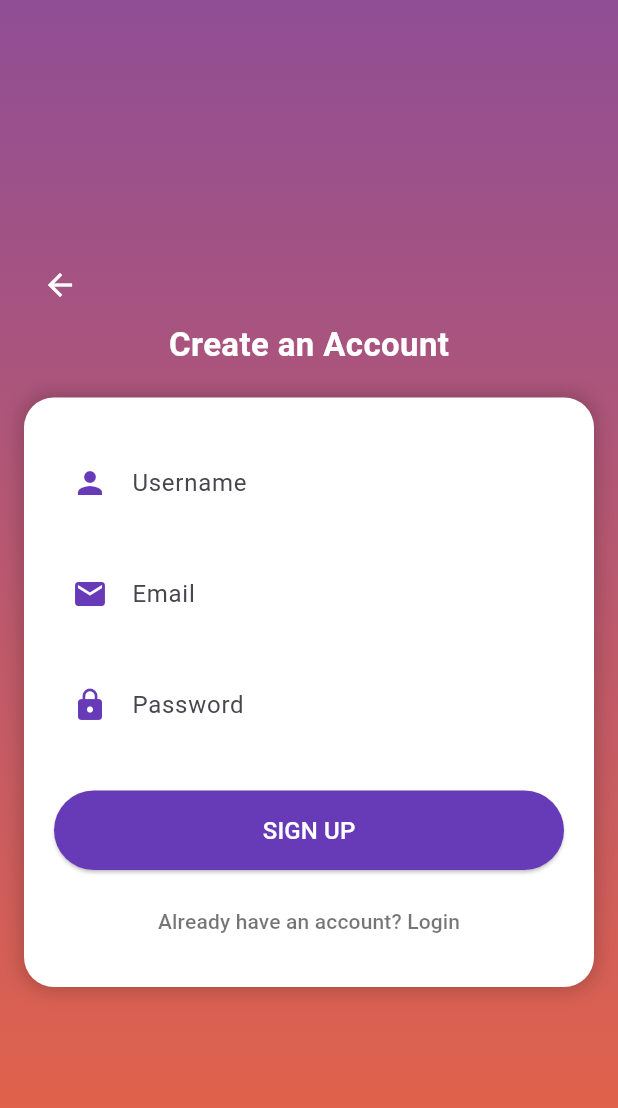
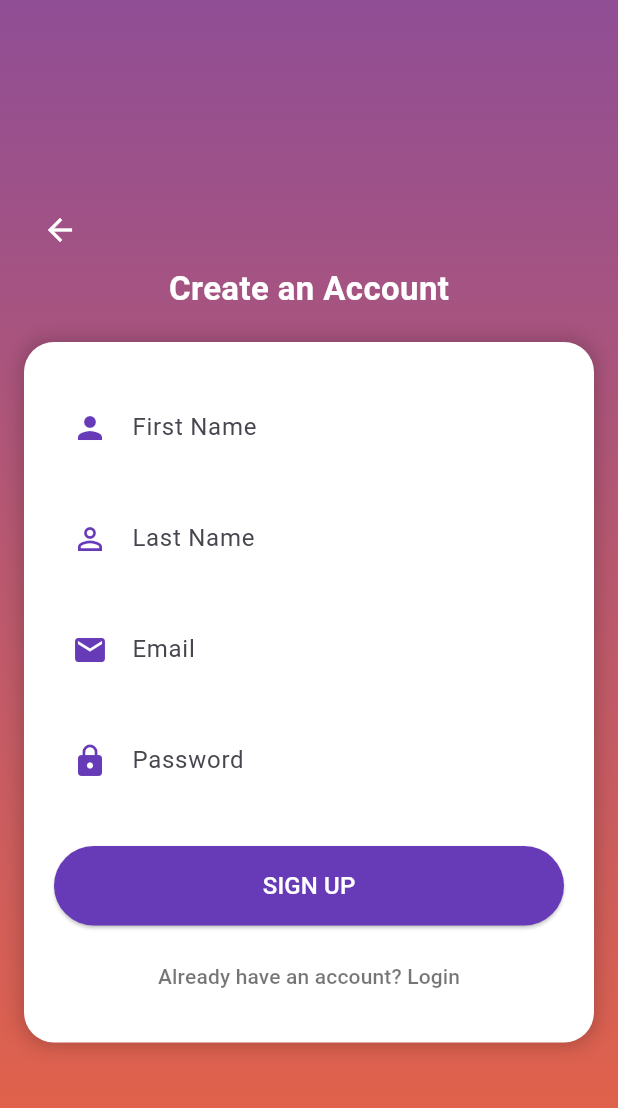
Before and after one commit to Dabe0221/safeping, a Flutter app: the SignupScreen screen opened directly, on a phone screen of 412 x 824 dp. Shown: the top 1108 px of the screen. Run offline on Flutter 3.47's test engine with Material 3 defaults, Android fonts, the phone set to English and light mode, and no system bars; our stand-ins replace flutter_map, geolocator, latlong2.

Commit message:
Updated SafePing project with new changes

```diff
--- a/lib/screens/map_screen.dart
+++ b/lib/screens/map_screen.dart
@@ -53,7 +53,7 @@ class _MapScreenState extends State<MapScreen> {
             children: [
               TileLayer(
                 urlTemplate: "https://{s}.tile.openstreetmap.org/{z}/{x}/{y}.png",
-                subdomains: ['a', 'b', 'c'],
+                subdomains: const ['a', 'b', 'c'],
               ),
               MarkerLayer(
                 markers: _markers.toList(), // Convert to list if needed
--- a/lib/screens/signup_screen.dart
+++ b/lib/screens/signup_screen.dart
@@ -13,16 +13,40 @@ class SignupScreen extends StatefulWidget {
 }
 
 class _SignupScreenState extends State<SignupScreen> {
-  final TextEditingController _usernameController = TextEditingController();
+  final TextEditingController _firstNameController = TextEditingController();
+  final TextEditingController _lastNameController = TextEditingController();
   final TextEditingController _emailController = TextEditingController();
   final TextEditingController _passwordController = TextEditingController();
 
   bool _isLoading = false;
 
+  @override
+  void dispose() {
+    _firstNameController.dispose();
+    _lastNameController.dispose();
+    _emailController.dispose();
+    _passwordController.dispose();
+    super.dispose();
+  }
+
   Future<void> _registerUser() async {
-    final url = Uri.parse('http://autolink.blog/safeapi/register_user');
+    print('First Name: ${_firstNameController.text}');
+    print('Last Name: ${_lastNameController.text}');
+    print('Email: ${_emailController.text}');
+    print('Password: ${_passwordController.text}');
+
+    if (_firstNameController.text.trim().isEmpty ||
+        _lastNameController.text.trim().isEmpty ||
+        _emailController.text.trim().isEmpty ||
+        _passwordController.text.trim().isEmpty) {
+      _showError('Please fill out all the fields.');
+      return;
+    }
+
+    final url = Uri.parse('https://autolink.fun/register_user.php');
     final body = {
-      'username': _usernameController.text.trim(),
+      'first_name': _firstNameController.text.trim(),
+      'last_name': _lastNameController.text.trim(),
       'email': _emailController.text.trim(),
       'password': _passwordController.text.trim(),
     };
@@ -45,23 +69,21 @@ class _SignupScreenState extends State<SignupScreen> {
       if (response.statusCode == 200) {
         final data = json.decode(response.body);
         if (data['success']) {
-          // Navigate to login screen on success
           Navigator.pushReplacement(
             context,
             MaterialPageRoute(builder: (context) => const LoginScreen()),
           );
         } else {
-          // Show error message
           _showError(data['message']);
         }
       } else {
-        _showError('Failed to register. Please try again.');
+        _showError('Failed to register. Server error.');
       }
     } catch (e) {
       setState(() {
         _isLoading = false;
       });
-      _showError('An error occurred. Please check your internet connection.');
+      _showError('An unexpected error occurred.');
     }
   }
 
@@ -103,7 +125,7 @@ class _SignupScreenState extends State<SignupScreen> {
                   child: IconButton(
                     icon: const Icon(Icons.arrow_back, color: Colors.white),
                     onPressed: () {
-                      Navigator.pop(context); // Go back to previous screen
+                      Navigator.pop(context); // Go back to the previous screen
                     },
                   ),
                 ),
@@ -132,9 +154,14 @@ class _SignupScreenState extends State<SignupScreen> {
                   child: Column(
                     children: [
                       CustomTextField(
-                        label: "Username",
+                        label: "First Name",
                         icon: Icons.person,
-                        controller: _usernameController,
+                        controller: _firstNameController,
+                      ),
+                      CustomTextField(
+                        label: "Last Name",
+                        icon: Icons.person_outline,
+                        controller: _lastNameController,
                       ),
                       CustomTextField(
                         label: "Email",
```
